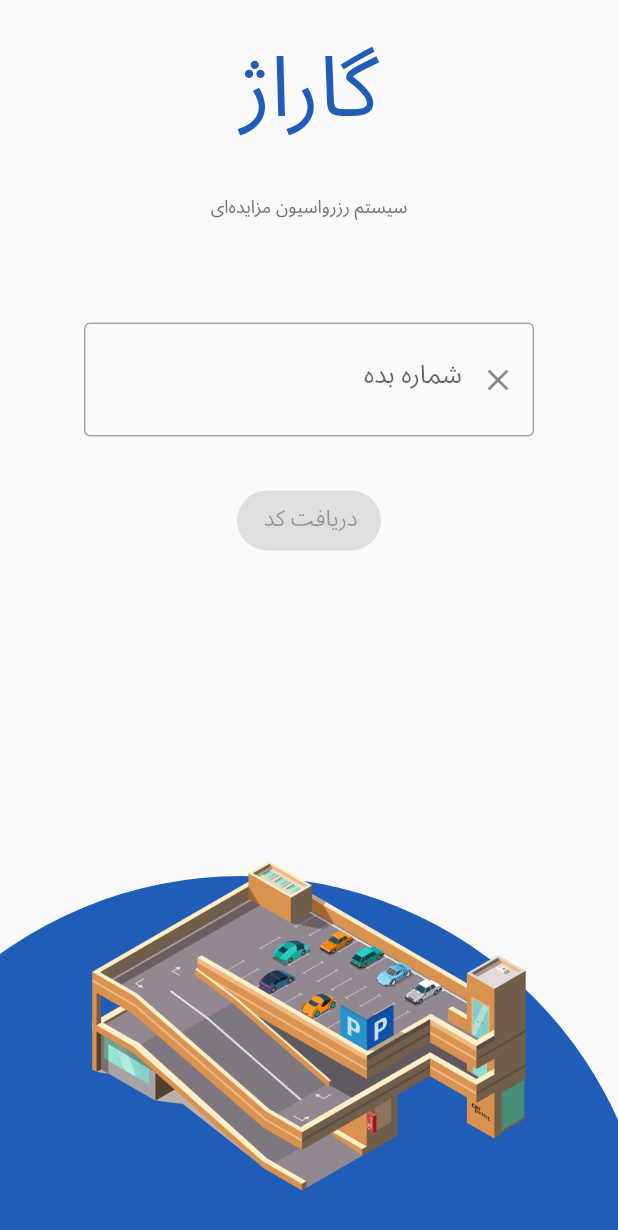
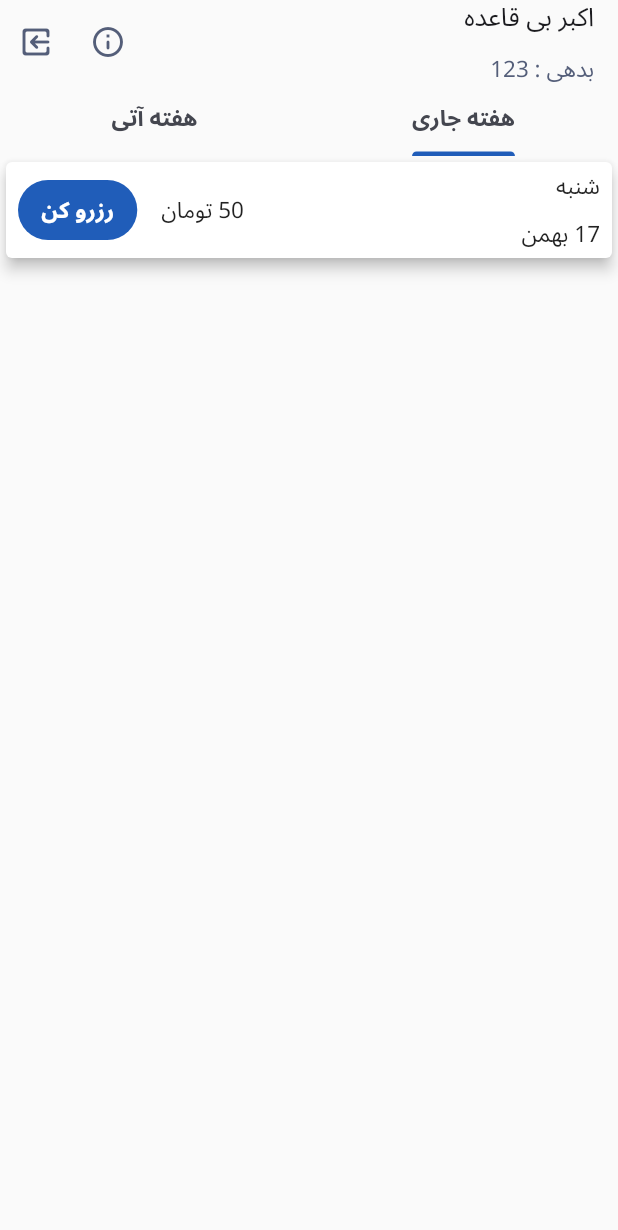
Before and after one commit to heftekharm/garage-hackton-mobile, a Flutter app: the screen it shows after launch, on a phone screen of 412 x 824 dp. Shown: the top 1230 px of the screen. Run offline on Flutter 3.47's test engine with Material 2 defaults, Android fonts, the phone set to English and light mode, and no system bars; our stand-ins replace bloc, flutter_bloc, google_fonts.

Commit message:
initial ui for home

```diff
--- /dev/null
+++ b/lib/home/home_page.dart
@@ -0,0 +1,74 @@
+import 'package:flutter/material.dart';
+
+class HomePage extends StatelessWidget {
+  const HomePage({Key? key}) : super(key: key);
+
+  @override
+  Widget build(BuildContext context) {
+    return DefaultTabController(
+      length: 2,
+      child: Scaffold(
+        appBar: AppBar(
+          elevation: 0,
+          backgroundColor: Colors.transparent,
+          title: Column(
+            mainAxisSize: MainAxisSize.min,
+            crossAxisAlignment: CrossAxisAlignment.start,
+            children: [
+              Text('اکبر بی قاعده', style: Theme.of(context).textTheme.titleMedium),
+              Text('بدهی : 123', style: Theme.of(context).textTheme.titleSmall),
+            ],
+          ),
+          actions: [
+            IconButton(
+                onPressed: () {},
+                icon: Icon(
+                  Icons.info_outline_rounded,
+                  color: Theme.of(context).colorScheme.secondary,
+                )),
+            Transform.scale(
+              scaleX: -1,
+              child: IconButton(
+                  onPressed: () {},
+                  icon: Icon(
+                    Icons.exit_to_app_rounded,
+                    color: Theme.of(context).colorScheme.secondary,
+                  )),
+            ),
+          ],
+          bottom: TabBar(indicatorPadding: EdgeInsets.only(top: 45), tabs: [Tab(text: "هفته جاری"), Tab(text: "هفته آتی")]),
+        ),
+        body: TabBarView(children: [currentWeekTab(), nextWeekTab()]),
+      ),
+    );
+  }
+
+  Widget currentWeekTab() {
+    return Column(
+      children: [
+        Card(
+          elevation: 4,
+          child: Padding(
+            padding: const EdgeInsets.symmetric(horizontal: 8.0),
+            child: Row(
+              children: [
+                Expanded(
+                    child: Column(
+                        mainAxisSize: MainAxisSize.min, crossAxisAlignment: CrossAxisAlignment.start, children: [Text("شنبه"), Text("17 بهمن")])),
+                const Padding(
+                  padding: EdgeInsets.symmetric(horizontal: 16.0),
+                  child: Text("50 تومان"),
+                ),
+                FilledButton(onPressed: () {}, child: Text("رزرو کن"))
+              ],
+            ),
+          ),
+        )
+      ],
+    );
+  }
+
+  Widget nextWeekTab() {
+    return Icon(Icons.access_alarm_rounded);
+  }
+}
--- a/lib/main.dart
+++ b/lib/main.dart
@@ -1,5 +1,6 @@
 import 'package:flutter/material.dart';
 import 'package:flutter_localizations/flutter_localizations.dart';
+import 'package:garage/home/home_page.dart';
 import 'package:garage/login/login_page.dart';
 import 'package:google_fonts/google_fonts.dart';
 
@@ -18,29 +19,40 @@ class MainApp extends StatelessWidget {
         GlobalMaterialLocalizations.delegate,
         GlobalWidgetsLocalizations.delegate,
       ],
+      debugShowCheckedModeBanner: false,
       supportedLocales: const [Locale("fa", "IR")],
       locale: const Locale("fa", "IR"),
       theme: AppColors().toThemeData(),
-      home: const LoginPage(),
+      home: const HomePage(),
     );
   }
 }
 
 class AppColors {
   Color get primaryColor => const Color(0xff205db9);
+  Color get secondaryColor => const Color(0xff545E79);
   Color get errorColor => const Color(0xffBA1A1A);
   Color get onOtherColor => Colors.white;
   Color get backgroundColor => Colors.white;
   Color get onBackgroundColor => const Color(0xff1B1B1F);
+  Color get onSurfaceVariantColor => const Color(0xff44464F);
 
   ThemeData toThemeData() {
     final notoSansTextTheme = GoogleFonts.notoSansArabicTextTheme();
+
+    var textTheme = notoSansTextTheme.copyWith(
+      titleSmall: notoSansTextTheme.titleSmall?.copyWith(color: secondaryColor),
+      titleMedium: notoSansTextTheme.titleMedium?.copyWith(color: onBackgroundColor),
+      displayMedium: notoSansTextTheme.displayMedium?.copyWith(color: primaryColor),
+      labelMedium: notoSansTextTheme.labelMedium?.copyWith(color: const Color(0xff747474)),
+    );
+
     return ThemeData.light(useMaterial3: false).copyWith(
       colorScheme: ColorScheme(
           brightness: Brightness.light,
           primary: primaryColor,
           onPrimary: onOtherColor,
-        secondary: primaryColor,
+          secondary: secondaryColor,
           onSecondary: onOtherColor,
           error: errorColor,
           onError: onOtherColor,
@@ -48,11 +60,16 @@ class AppColors {
           onBackground: onBackgroundColor,
           surface: backgroundColor,
           onSurface: onBackgroundColor,
-      ),
-      textTheme: notoSansTextTheme.copyWith(
-        displayMedium: notoSansTextTheme.displayMedium?.copyWith(color: primaryColor),
-        labelMedium: notoSansTextTheme.labelMedium?.copyWith(color: const Color(0xff747474)),
-      ),
+          onSurfaceVariant: onSurfaceVariantColor),
+      tabBarTheme: TabBarTheme(
+          labelColor: onSurfaceVariantColor,
+          unselectedLabelColor: onSurfaceVariantColor,
+          unselectedLabelStyle: textTheme.titleSmall,
+          labelStyle: textTheme.titleSmall,
+          indicatorSize: TabBarIndicatorSize.label,
+          indicator:
+              BoxDecoration(color: primaryColor, borderRadius: BorderRadius.only(topLeft: Radius.circular(10), topRight: Radius.circular(10)))),
+      textTheme: textTheme,
     );
   }
 }
```
Lines whose indentation alone changed are shown as unchanged.
